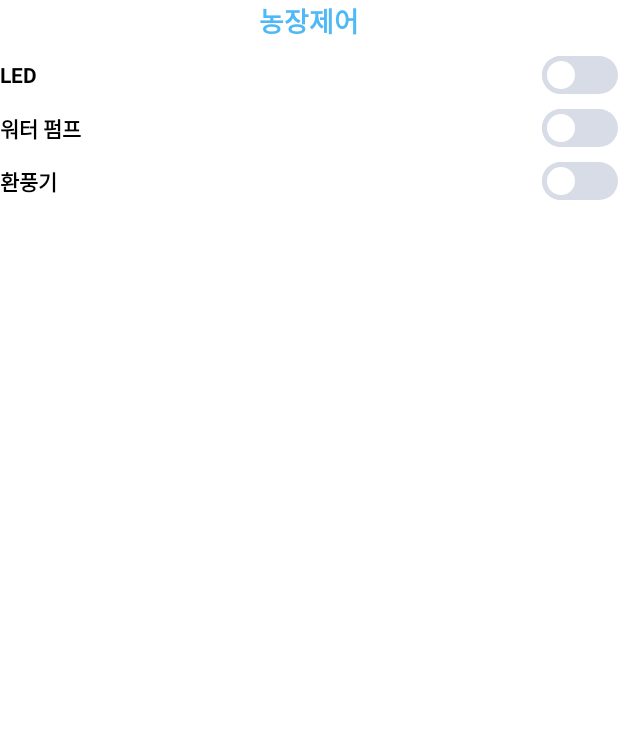
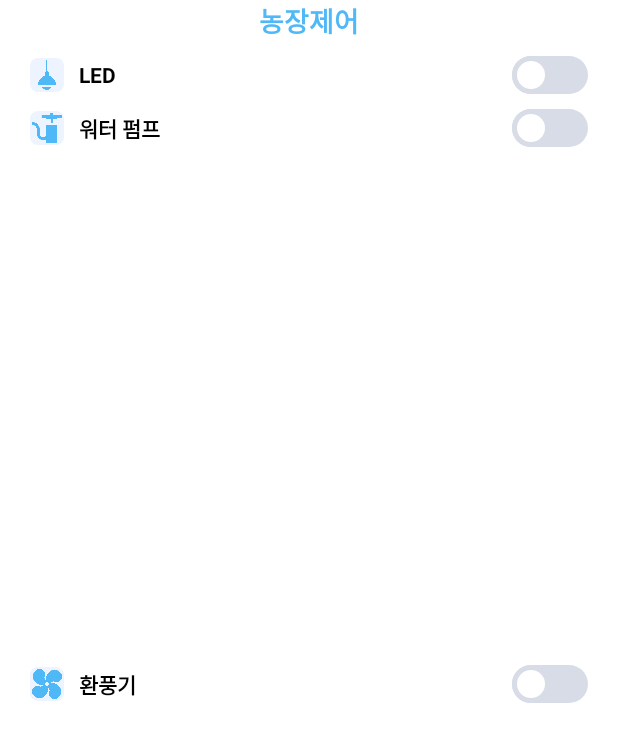
Before and after one commit to DGSW-Farmers/SmartFarm_Android, an Android app: the layout fragment_control_farm.xml on its own in the app's theme, with its tools: preview values and no code run, on a phone screen of 412 x 824 dp. Shown: the top 742 px of the screen. Run offline under Robolectric (Android 15) with nearby library versions, the phone set to English and light mode, and no system bars.

Commit message:
Add: 농장 제어 프레그먼트 UI와 코드 작업

```diff
--- a/app/build.gradle
+++ b/app/build.gradle
@@ -35,6 +35,8 @@ android {
 }
 
 dependencies {
+    implementation 'com.tbuonomo:dotsindicator:4.3'
+
     implementation 'com.github.bumptech.glide:glide:4.12.0'
 
     implementation 'com.sothree.slidinguppanel:library:3.1.0'
--- a/app/src/main/java/kr/hs/dgsw/campus/smartfarm/ControlFarmActivity.kt
+++ b/app/src/main/java/kr/hs/dgsw/campus/smartfarm/ControlFarmActivity.kt
@@ -18,10 +18,16 @@ class ControlFarmActivity : AppCompatActivity(), View.OnClickListener {
         super.onCreate(savedInstanceState)
         binding = DataBindingUtil.setContentView(this, R.layout.activity_control_farm)
 
-        binding.controlVp.adapter = ViewPagerAdapter(this)
+
 
         initListener()
+        initVpAndIndicator()
 
+    }
+
+    private fun initVpAndIndicator(){
+        binding.controlVp.adapter = ViewPagerAdapter(this)
+        binding.controlVpIndicator.attachTo(binding.controlVp)
     }
 
 
--- /dev/null
+++ b/app/src/main/res/drawable/background_img.xml
@@ -0,0 +1,5 @@
+<?xml version="1.0" encoding="utf-8"?>
+<shape xmlns:android="http://schemas.android.com/apk/res/android">
+    <corners android:radius="5dp" />
+    <solid android:color="@color/background_img"/>
+</shape>
--- a/app/src/main/res/layout/activity_control_farm.xml
+++ b/app/src/main/res/layout/activity_control_farm.xml
@@ -39,13 +39,13 @@
             </LinearLayout>
 
             <androidx.constraintlayout.widget.ConstraintLayout
+                android:id="@+id/change_btn"
                 android:layout_width="wrap_content"
                 android:layout_height="wrap_content"
-                app:layout_constraintTop_toTopOf="parent"
-                android:id="@+id/change_btn"
+                android:layout_marginTop="20dp"
+                app:layout_constraintEnd_toEndOf="parent"
                 app:layout_constraintStart_toStartOf="parent"
-                app:layout_constraintEnd_toEndOf="parent"
-                android:layout_marginTop="20dp">
+                app:layout_constraintTop_toTopOf="parent">
 
                 <ImageView
                     android:id="@+id/change_img"
@@ -75,7 +75,6 @@
             </androidx.constraintlayout.widget.ConstraintLayout>
 
 
-
         </androidx.constraintlayout.widget.ConstraintLayout>
 
         <androidx.constraintlayout.widget.ConstraintLayout
@@ -97,6 +96,28 @@
                 android:layout_height="wrap_content"
                 app:layout_constraintTop_toBottomOf="@id/top_layout" />
 
+            <androidx.constraintlayout.widget.ConstraintLayout
+                android:layout_width="match_parent"
+                android:layout_height="wrap_content"
+                android:background="@color/white"
+                app:layout_constraintEnd_toEndOf="parent"
+                app:layout_constraintStart_toStartOf="parent"
+                app:layout_constraintTop_toBottomOf="@id/control_vp">
+
+                <com.tbuonomo.viewpagerdotsindicator.WormDotsIndicator
+                    android:id="@+id/control_vp_indicator"
+                    android:layout_width="wrap_content"
+                    android:layout_height="wrap_content"
+                    app:dotsColor="@color/main_color"
+                    app:dotsSize="10dp"
+                    android:layout_marginTop="10dp"
+                    android:layout_marginBottom="20dp"
+                    app:layout_constraintBottom_toBottomOf="parent"
+                    app:layout_constraintEnd_toEndOf="parent"
+                    app:layout_constraintStart_toStartOf="parent"
+                    app:layout_constraintTop_toTopOf="parent" />
+
+            </androidx.constraintlayout.widget.ConstraintLayout>
 
 
         </androidx.constraintlayout.widget.ConstraintLayout>
--- a/app/src/main/res/layout/fragment_control_farm.xml
+++ b/app/src/main/res/layout/fragment_control_farm.xml
@@ -23,39 +23,119 @@
             app:layout_constraintStart_toStartOf="parent"
             app:layout_constraintTop_toTopOf="parent" />
 
+        <ImageView
+            android:id="@+id/background_img_led"
+            android:layout_width="wrap_content"
+            android:layout_height="0dp"
+            app:layout_constraintTop_toTopOf="@id/switch_led"
+            app:layout_constraintBottom_toBottomOf="@id/switch_led"
+            app:layout_constraintStart_toStartOf="parent"
+            android:adjustViewBounds="true"
+            android:layout_marginVertical="1dp"
+            android:layout_marginStart="20dp"
+            android:src="@drawable/background_img"/>
+
+        <ImageView
+            android:layout_margin="1dp"
+            android:layout_width="wrap_content"
+            android:layout_height="0dp"
+            app:layout_constraintTop_toTopOf="@id/background_img_led"
+            app:layout_constraintBottom_toBottomOf="@id/background_img_led"
+            app:layout_constraintStart_toStartOf="@id/background_img_led"
+            app:layout_constraintEnd_toEndOf="@id/background_img_led"
+            android:src="@drawable/led"
+            android:adjustViewBounds="true" />
+
         <Switch
+            android:layout_marginStart="10dp"
+            android:layout_marginEnd="20dp"
             android:id="@+id/switch_led"
             android:textStyle="bold"
             android:text="LED"
             android:layout_marginTop="10dp"
-            android:layout_width="match_parent"
+            android:layout_width="0dp"
             android:layout_height="wrap_content"
             app:layout_constraintEnd_toEndOf="parent"
+            app:layout_constraintStart_toEndOf="@id/background_img_led"
             app:layout_constraintTop_toBottomOf="@id/select_title"
             android:track="@drawable/switch_track"
             android:thumb="@drawable/switch_thumb" />
 
+        <ImageView
+            android:id="@+id/background_img_pump"
+            android:layout_width="wrap_content"
+            android:layout_height="0dp"
+            app:layout_constraintTop_toTopOf="@id/switch_pump"
+            app:layout_constraintBottom_toBottomOf="@id/switch_pump"
+            app:layout_constraintStart_toStartOf="parent"
+            android:adjustViewBounds="true"
+            android:layout_marginVertical="1dp"
+            android:layout_marginStart="20dp"
+            android:src="@drawable/background_img"/>
+
+        <ImageView
+            android:layout_margin="1dp"
+            android:layout_width="wrap_content"
+            android:layout_height="0dp"
+            app:layout_constraintTop_toTopOf="@id/background_img_pump"
+            app:layout_constraintBottom_toBottomOf="@id/background_img_pump"
+            app:layout_constraintStart_toStartOf="@id/background_img_pump"
+            app:layout_constraintEnd_toEndOf="@id/background_img_pump"
+            android:src="@drawable/water_pump"
+            android:adjustViewBounds="true" />
+
         <Switch
+            android:layout_marginStart="10dp"
             android:id="@+id/switch_pump"
             android:textStyle="bold"
             android:text="워터 펌프"
             android:layout_marginTop="10dp"
-            android:layout_width="match_parent"
+            android:layout_width="0dp"
             android:layout_height="wrap_content"
+            app:layout_constraintStart_toEndOf="@id/background_img_pump"
             app:layout_constraintEnd_toEndOf="parent"
             app:layout_constraintTop_toBottomOf="@id/switch_led"
             android:track="@drawable/switch_track"
+            android:layout_marginEnd="20dp"
             android:thumb="@drawable/switch_thumb" />
 
+        <ImageView
+            android:id="@+id/background_img_ventilator"
+            android:layout_width="wrap_content"
+            android:layout_height="0dp"
+            app:layout_constraintTop_toTopOf="@id/switch_ventilator"
+            app:layout_constraintBottom_toBottomOf="@id/switch_ventilator"
+            app:layout_constraintStart_toStartOf="parent"
+            android:adjustViewBounds="true"
+            android:layout_marginVertical="1dp"
+            android:layout_marginStart="20dp"
+            android:src="@drawable/background_img"/>
+
+        <ImageView
+            android:layout_margin="1dp"
+            android:layout_width="wrap_content"
+            android:layout_height="0dp"
+            app:layout_constraintTop_toTopOf="@id/background_img_ventilator"
+            app:layout_constraintBottom_toBottomOf="@id/background_img_ventilator"
+            app:layout_constraintStart_toStartOf="@id/background_img_ventilator"
+            app:layout_constraintEnd_toEndOf="@id/background_img_ventilator"
+            android:src="@drawable/ventilator"
+            android:adjustViewBounds="true" />
+
         <Switch
+            android:layout_marginStart="10dp"
             android:id="@+id/switch_ventilator"
             android:textStyle="bold"
             android:text="환풍기"
             android:layout_marginTop="10dp"
-            android:layout_width="match_parent"
+            android:layout_width="0dp"
+            android:layout_marginEnd="20dp"
             android:layout_height="wrap_content"
+            app:layout_constraintStart_toEndOf="@id/background_img_ventilator"
             app:layout_constraintEnd_toEndOf="parent"
             app:layout_constraintTop_toBottomOf="@id/switch_pump"
+            app:layout_constraintBottom_toBottomOf="parent"
+            android:layout_marginBottom="20dp"
             android:track="@drawable/switch_track"
             android:thumb="@drawable/switch_thumb" />
 
--- a/app/src/main/res/values/colors.xml
+++ b/app/src/main/res/values/colors.xml
@@ -8,10 +8,12 @@
     <color name="black">#FF000000</color>
     <color name="white">#FFFFFFFF</color>
 
+
     <color name="background_main">#F0F9FE</color>
     <color name="background_sub">#80CAEEFF</color>
     <color name="round_check_color">#C5E6F6</color>
     <color name="thermometer_color">#8DCEEE</color>
     <color name="main_color">#4FB8F7</color>
     <color name="background_track">#D7DCE7</color>
+    <color name="background_img">#EDF3FF</color>
 </resources>
```
Also changed, not shown: app/src/main/res/drawable/led.png (added), app/src/main/res/drawable/ventilator.png (added), app/src/main/res/drawable/water_pump.png (added).
